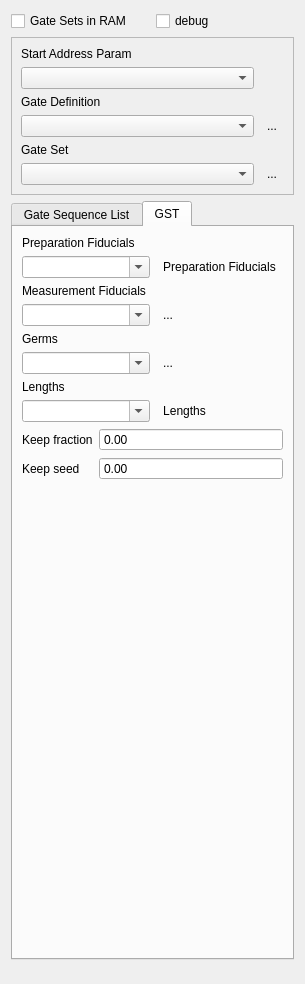
Above: ui/GateSequence.ui from pyIonControl/IonControl before the change. Below: the same form after it.
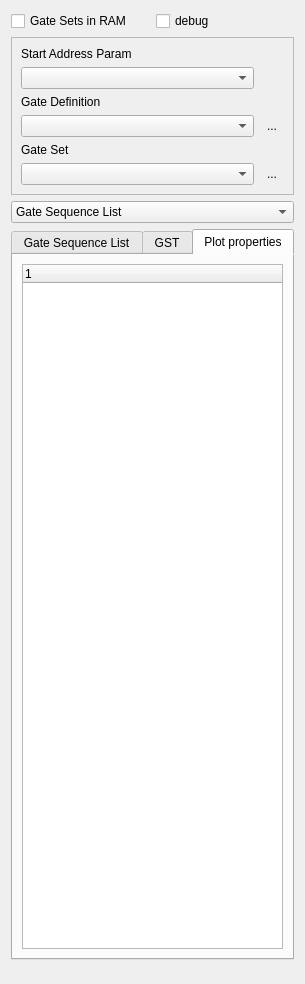
That is the form after the change. Icons and pictures are not drawn. Custom widgets are drawn as their Qt base class.

Commit message: work on plot properties

What changed in the file:
```diff
--- a/ui/GateSequence.ui
+++ b/ui/GateSequence.ui
@@ -129,6 +129,20 @@
      </layout>
     </widget>
    </item>
+   <item>
+    <widget class="QComboBox" name="sourceSelect">
+     <item>
+      <property name="text">
+       <string>Gate Sequence List</string>
+      </property>
+     </item>
+     <item>
+      <property name="text">
+       <string>GST</string>
+      </property>
+     </item>
+    </widget>
+   </item>
    <item>
     <widget class="QTabWidget" name="sequenceOriginWidget">
      <property name="sizePolicy">
@@ -138,7 +152,7 @@
       </sizepolicy>
      </property>
      <property name="currentIndex">
-      <number>1</number>
+      <number>2</number>
      </property>
      <widget class="QWidget" name="GateSequenceList">
       <attribute name="title">
@@ -439,6 +453,16 @@
        </item>
       </layout>
      </widget>
+     <widget class="QWidget" name="tab">
+      <attribute name="title">
+       <string>Plot properties</string>
+      </attribute>
+      <layout class="QVBoxLayout" name="verticalLayout_2">
+       <item>
+        <widget class="ParameterTree" name="treeWidget"/>
+       </item>
+      </layout>
+     </widget>
     </widget>
    </item>
    <item>
@@ -457,6 +481,11 @@
   </layout>
  </widget>
  <customwidgets>
+  <customwidget>
+   <class>ParameterTree</class>
+   <extends>QTreeWidget</extends>
+   <header>pyqtgraph.parametertree</header>
+  </customwidget>
   <customwidget>
    <class>MagnitudeSpinBox</class>
    <extends>QDoubleSpinBox</extends>
```
The commit also changes 3 other files.
